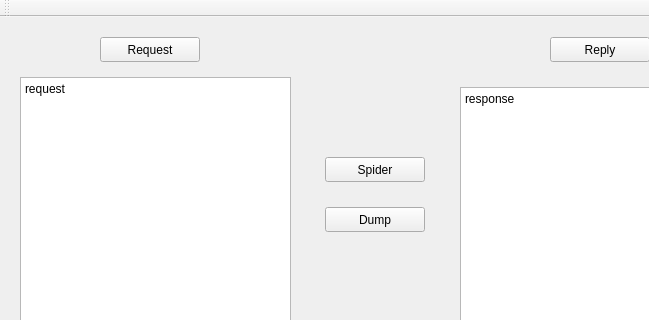
Qt form ArachnID/mainwindow.ui (Andreymazepas/ArachnID) before a commit; both pictures show x 0 to 649 and y 0 to 320 of the 750 by 661 pixel window.
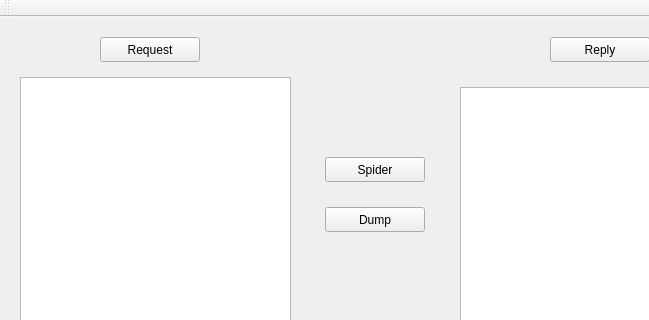
The same form after that commit.

Patch:
```diff
--- a/ArachnID/mainwindow.ui
+++ b/ArachnID/mainwindow.ui
@@ -76,8 +76,7 @@
      </rect>
     </property>
     <property name="plainText">
-     <string>request
-</string>
+     <string/>
     </property>
    </widget>
    <widget class="QPlainTextEdit" name="plainTextEdit_2">
@@ -90,7 +89,7 @@
      </rect>
     </property>
     <property name="plainText">
-     <string>response</string>
+     <string/>
     </property>
    </widget>
   </widget>
```
Left out of the diff: 8 changed lines with no effect on the pictures.
